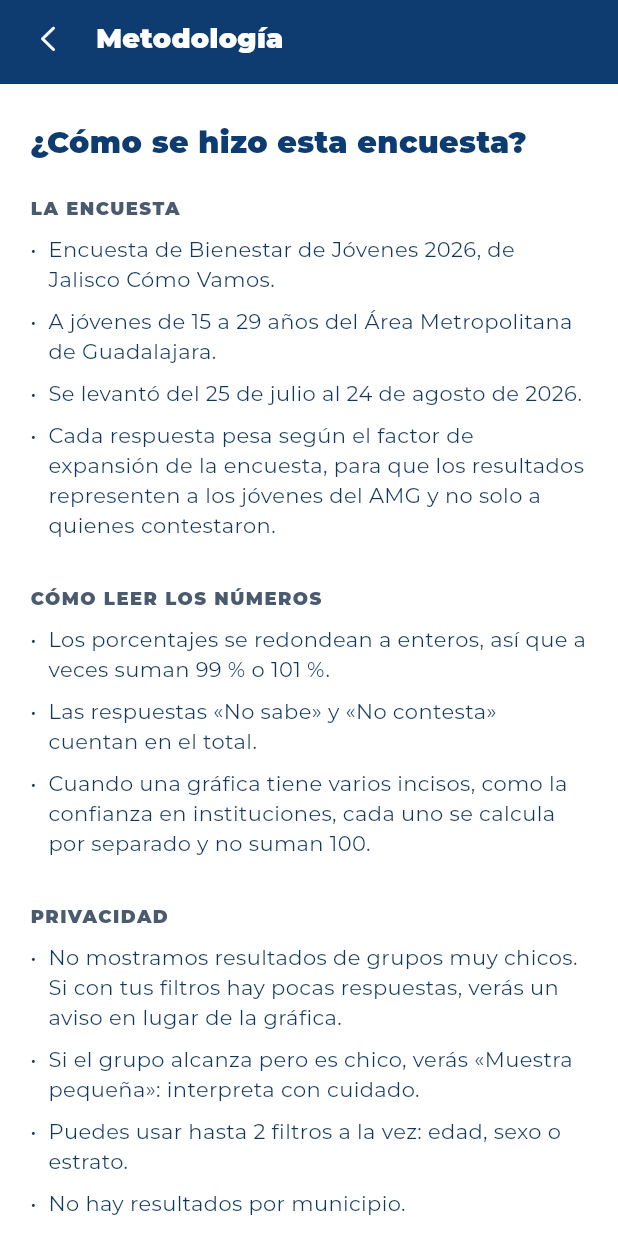
After one commit to uno21858/JaliscoComoVamosAPP, a Flutter app: the MethodologyScreen screen opened by its route, on a phone screen of 412 x 824 dp. The commit adds this screen. Run offline on Flutter 3.47's test engine with Material 3 defaults, Android fonts, the phone set to English and light mode, and no system bars; our stand-ins replace flutter_dotenv, flutter_secure_storage, go_router, pdf, printing, speech_to_text and 1 more; accounts and stored records are empty; statements that could not run were skipped; project files that could hold a hidden picture were left out.

Commit message:
feat: pantalla de metodología y página en el PDF

```diff
--- a/lib/core/router/app_router.dart
+++ b/lib/core/router/app_router.dart
@@ -5,6 +5,7 @@ import '../../models/models.dart';
 import '../../screens/assistant/assistant_screen.dart';
 import '../../screens/data/chart_detail_screen.dart';
 import '../../screens/data/comparison_screen.dart';
+import '../../screens/data/methodology_screen.dart';
 import '../../screens/data/report_preview_screen.dart';
 import '../../screens/data/report_screen.dart';
 import '../../screens/data/topic_screen.dart';
@@ -79,6 +80,10 @@ GoRouter buildRouter() {
         builder: (context, state) =>
             ReportPreviewScreen(request: state.extra! as ReportRequest),
       ),
+      GoRoute(
+        path: AppRoutes.methodology,
+        builder: (context, state) => const MethodologyScreen(),
+      ),
 
       // ENCUESTAS
       GoRoute(
--- a/lib/core/router/app_routes.dart
+++ b/lib/core/router/app_routes.dart
@@ -21,6 +21,7 @@ abstract final class AppRoutes {
       '/datos/tema/$topicId/grafica/$chartId';
   static const report = '/datos/informe';
   static const reportPreview = '/datos/informe/vista-previa';
+  static const methodology = '/datos/metodologia';
 
   // ENCUESTAS
   static String privacyNotice(String surveyId) => '/encuestas/$surveyId/aviso';
--- /dev/null
+++ b/lib/models/methodology.dart
@@ -0,0 +1,49 @@
+/// Cómo se hizo la encuesta. Lo usan la pantalla de metodología y el final del PDF.
+///
+/// ponytail: solo trae lo que sale de los datos de JCV. Faltan, y JCV tiene que
+/// pasarlos: cómo se levantó (cara a cara, teléfono o en línea), el diseño de la
+/// muestra, el margen de error y quién hizo las entrevistas. Sin el tamaño de la
+/// muestra porque JCV pidió no mostrar conteos.
+typedef MethodologySection = ({String title, List<String> points});
+
+const methodology = <MethodologySection>[
+  (
+    title: 'La encuesta',
+    points: [
+      'Encuesta de Bienestar de Jóvenes 2026, de Jalisco Cómo Vamos.',
+      'A jóvenes de 15 a 29 años del Área Metropolitana de Guadalajara.',
+      'Se levantó del 25 de julio al 24 de agosto de 2026.',
+      'Cada respuesta pesa según el factor de expansión de la encuesta, para que '
+          'los resultados representen a los jóvenes del AMG y no solo a quienes contestaron.',
+    ],
+  ),
+  (
+    title: 'Cómo leer los números',
+    points: [
+      'Los porcentajes se redondean a enteros, así que a veces suman 99 % o 101 %.',
+      'Las respuestas «No sabe» y «No contesta» cuentan en el total.',
+      'Cuando una gráfica tiene varios incisos, como la confianza en instituciones, '
+          'cada uno se calcula por separado y no suman 100.',
+    ],
+  ),
+  (
+    title: 'Privacidad',
+    points: [
+      'No mostramos resultados de grupos muy chicos. Si con tus filtros hay pocas '
+          'respuestas, verás un aviso en lugar de la gráfica.',
+      'Si el grupo alcanza pero es chico, verás «Muestra pequeña»: interpreta con cuidado.',
+      'Puedes usar hasta 2 filtros a la vez: edad, sexo o estrato.',
+      'No hay resultados por municipio.',
+    ],
+  ),
+  (
+    title: 'Encuesta del Tec',
+    points: [
+      'Es voluntaria y se contesta en esta app, con preguntas de la encuesta del AMG.',
+      'Muestra a quienes quisieron contestar, no a todos los estudiantes del Tec. '
+          'Compárala con el AMG como referencia, no como dato exacto.',
+      'Sus respuestas no usan factor de expansión: cada una pesa lo mismo.',
+      'Cada teléfono puede contestarla una vez.',
+    ],
+  ),
+];
--- a/lib/models/models.dart
+++ b/lib/models/models.dart
@@ -3,6 +3,7 @@ export 'chart.dart';
 export 'data_filters.dart';
 export 'data_source.dart';
 export 'donation.dart';
+export 'methodology.dart';
 export 'report.dart';
 export 'survey.dart';
 export 'survey_draft.dart';
--- /dev/null
+++ b/lib/screens/data/methodology_screen.dart
@@ -0,0 +1,58 @@
+import 'package:flutter/material.dart';
+
+import '../../core/core.dart';
+import '../../models/models.dart';
+import '../../widgets/widgets.dart';
+
+/// Cómo se hizo la encuesta (JCV pidió la metodología).
+class MethodologyScreen extends StatelessWidget {
+  const MethodologyScreen({super.key});
+
+  static const _assistant = (
+    title: 'El asistente',
+    points: [
+      'Responde con estos mismos datos. Cada cifra que da se revisa contra la base '
+          'antes de mostrarse.',
+    ],
+  );
+
+  @override
+  Widget build(BuildContext context) {
+    return Scaffold(
+      backgroundColor: AppColors.white,
+      body: Column(
+        children: [
+          const ScreenHeader(title: 'Metodología'),
+          Expanded(
+            child: ListView(
+              padding: EdgeInsets.fromLTRB(20, 20, 20, 28 + MediaQuery.paddingOf(context).bottom),
+              children: [
+                Semantics(
+                  header: true,
+                  child:
+                      const Text('¿Cómo se hizo esta encuesta?', style: AppTextStyles.stateTitle),
+                ),
+                for (final section in [...methodology, _assistant]) ...[
+                  const SizedBox(height: 22),
+                  SectionLabel(section.title),
+                  const SizedBox(height: 8),
+                  for (final point in section.points)
+                    Padding(
+                      padding: const EdgeInsets.only(bottom: 8),
+                      child: Row(
+                        crossAxisAlignment: CrossAxisAlignment.start,
+                        children: [
+                          const Text('•  ', style: AppTextStyles.body),
+                          Expanded(child: Text(point, style: AppTextStyles.body)),
+                        ],
+                      ),
+                    ),
+                ],
+              ],
+            ),
+          ),
+        ],
+      ),
+    );
+  }
+}
```
Also changed, not shown: lib/screens/data/chart_detail_screen.dart (+7 -0 lines), lib/screens/data/topics_screen.dart (+8 -1 lines), lib/services/local/report_pdf.dart (+20 -7 lines), 2 other files.
